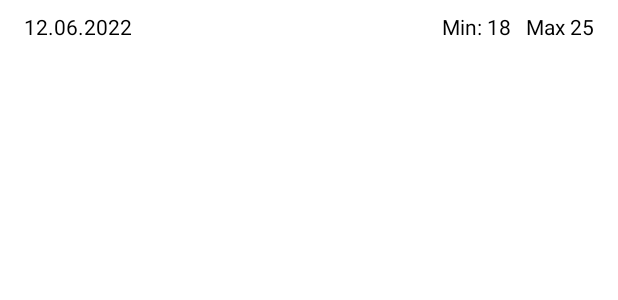
After one commit to KumarSaurabhJha/VestiarireTest, an Android app: the layout item_weather_forecast_daily.xml on its own in the app's theme, with its tools: preview values and no code run, on a phone screen of 412 x 824 dp. The commit adds this screen. Shown: the top 300 px of the screen. Run offline under Robolectric (Android 15) with nearby library versions, the phone set to English and light mode, and no system bars; network calls fail.

Commit message:
start with UI

```diff
--- /dev/null
+++ b/app/src/main/res/layout/item_weather_forecast_daily.xml
@@ -0,0 +1,32 @@
+<?xml version="1.0" encoding="utf-8"?>
+<androidx.constraintlayout.widget.ConstraintLayout xmlns:android="http://schemas.android.com/apk/res/android"
+    xmlns:app="http://schemas.android.com/apk/res-auto"
+    xmlns:tools="http://schemas.android.com/tools"
+    android:layout_width="match_parent"
+    android:layout_height="wrap_content">
+
+    <TextView
+        android:id="@+id/textView"
+        android:layout_width="wrap_content"
+        android:layout_height="wrap_content"
+        android:layout_marginStart="16dp"
+        android:layout_marginTop="8dp"
+        android:textColor="@color/black"
+        android:textSize="14sp"
+        app:layout_constraintStart_toStartOf="parent"
+        app:layout_constraintTop_toTopOf="parent"
+        tools:text="12.06.2022" />
+    <TextView
+        android:id="@+id/textView2"
+        android:layout_width="wrap_content"
+        android:layout_height="wrap_content"
+        android:layout_marginTop="8dp"
+        android:layout_marginEnd="16dp"
+        android:textColor="@color/black"
+        android:textSize="14sp"
+        android:text="@string/item_daily_forecast_temperature_range"
+        app:layout_constraintEnd_toEndOf="parent"
+        app:layout_constraintTop_toTopOf="parent"
+        tools:text="Min: 18   Max 25" />
+
+</androidx.constraintlayout.widget.ConstraintLayout>
--- a/app/src/main/res/values/strings.xml
+++ b/app/src/main/res/values/strings.xml
@@ -1,3 +1,5 @@
 <resources>
     <string name="app_name">Vestiarire Test</string>
+    <string name="item_daily_forecast_temperature_range">From %1$s °C  to  %2$s °C</string>
+
 </resources>
```
Also changed, not shown: app/src/main/java/com/vestiarire/test/presentation/viewmodel/WeatherForecastViewModel.kt (+0 -3 lines), app/src/main/res/layout/activity_main.xml (+21 -4 lines).
